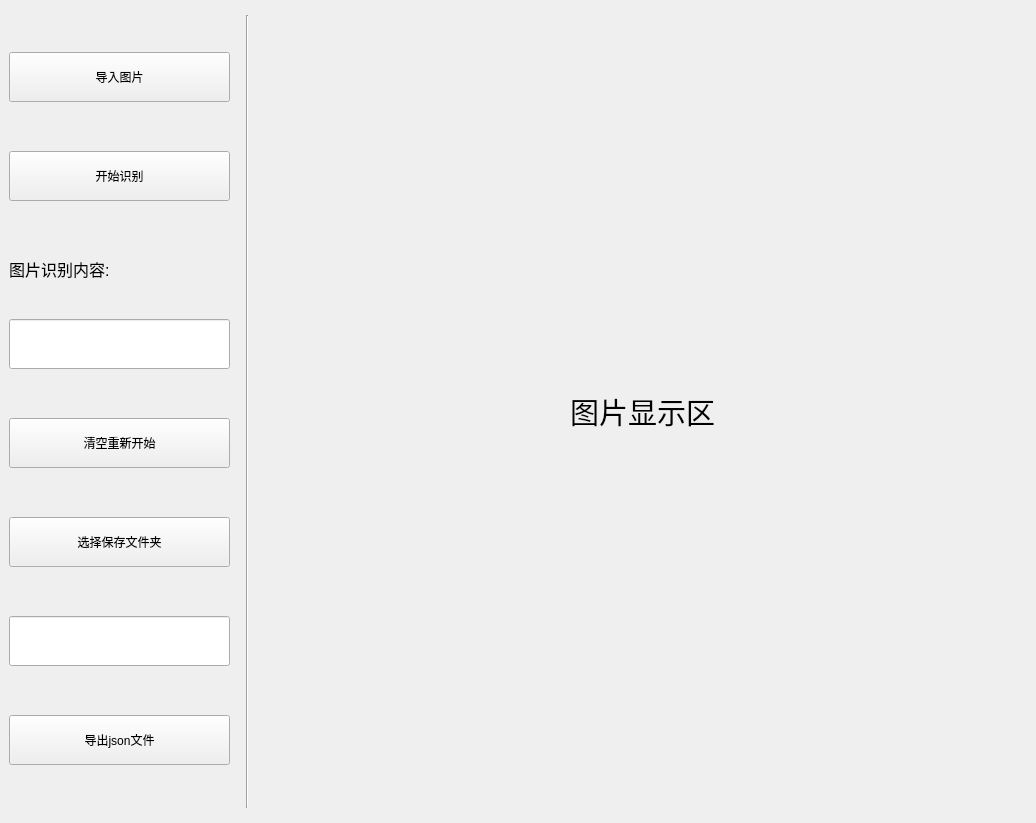
This is src/modules/ui/img_mark_ui.ui in shier1/WasteClassificationSystem as Qt 5 draws it before an edit. The edited form follows.
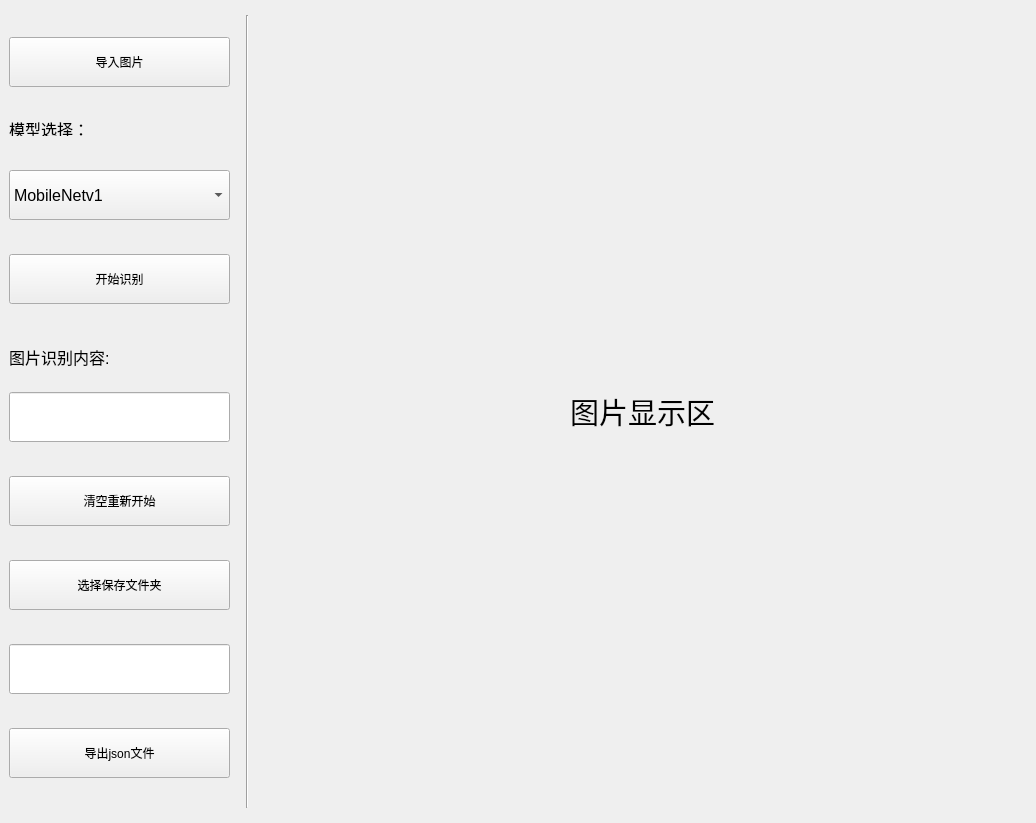
This is the edited form.

```diff
--- a/src/modules/ui/img_mark_ui.ui
+++ b/src/modules/ui/img_mark_ui.ui
@@ -48,6 +48,70 @@
         </property>
        </widget>
       </item>
+      <item>
+       <widget class="QLabel" name="label_3">
+        <property name="minimumSize">
+         <size>
+          <width>0</width>
+          <height>0</height>
+         </size>
+        </property>
+        <property name="maximumSize">
+         <size>
+          <width>16777215</width>
+          <height>15</height>
+         </size>
+        </property>
+        <property name="font">
+         <font>
+          <pointsize>12</pointsize>
+         </font>
+        </property>
+        <property name="text">
+         <string>模型选择：</string>
+        </property>
+       </widget>
+      </item>
+      <item>
+       <widget class="QComboBox" name="comboBox">
+        <property name="minimumSize">
+         <size>
+          <width>0</width>
+          <height>50</height>
+         </size>
+        </property>
+        <property name="font">
+         <font>
+          <pointsize>12</pointsize>
+         </font>
+        </property>
+        <item>
+         <property name="text">
+          <string>MobileNetv1</string>
+         </property>
+        </item>
+        <item>
+         <property name="text">
+          <string>MobileNetv2</string>
+         </property>
+        </item>
+        <item>
+         <property name="text">
+          <string>MobileNetv3</string>
+         </property>
+        </item>
+        <item>
+         <property name="text">
+          <string>ShuffleNetv2</string>
+         </property>
+        </item>
+        <item>
+         <property name="text">
+          <string>SqueezeNetv1</string>
+         </property>
+        </item>
+       </widget>
+      </item>
       <item>
        <widget class="QPushButton" name="pushButton_4">
         <property name="minimumSize">
```
